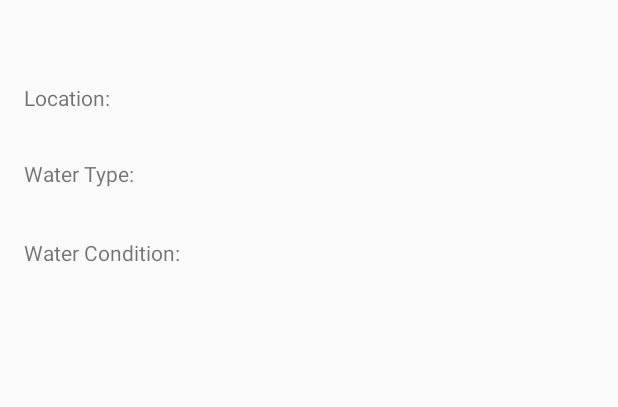
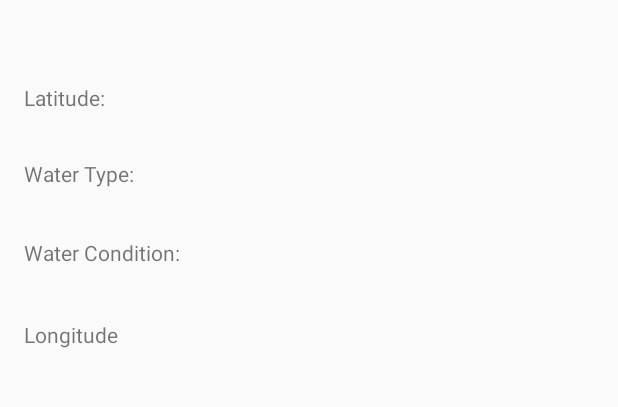
Before and after one commit to OmarB97/TeamHighKey25, an Android app: the UserReportViewSpecific screen opened directly, with no data from a screen before it, on a phone screen of 412 x 824 dp, the part 562-969 px from its top. Run offline under Robolectric (Android 15) with nearby library versions, the phone set to English and light mode, and no system bars; 6 statements that could not run were skipped.

Commit message:
Made UserReportViewSpecific work with new map implementation

```diff
--- a/#Thirsty/app/src/main/java/com/example/user/thirsty/MapsActivity.java
+++ b/#Thirsty/app/src/main/java/com/example/user/thirsty/MapsActivity.java
@@ -44,7 +44,7 @@ public class MapsActivity extends FragmentActivity implements OnMapReadyCallback
     public void onMapReady(GoogleMap googleMap) {
         mMap = googleMap;
         LatLng atlanta = new LatLng(33, -84);
-        mMap.addMarker(new MarkerOptions().position(atlanta).title("Marker in Atlanta"));
+        //mMap.addMarker(new MarkerOptions().position(atlanta).title("Marker in Atlanta"));
         mMap.moveCamera(CameraUpdateFactory.newCameraPosition(ATLANTA));
         Object[] list = WelcomeScreen.activeSourceReportList.printList();
         for (int i = 0; i < list.length; i++) {
--- a/#Thirsty/app/src/main/java/com/example/user/thirsty/UserReportViewSpecific.java
+++ b/#Thirsty/app/src/main/java/com/example/user/thirsty/UserReportViewSpecific.java
@@ -30,7 +30,7 @@ public class UserReportViewSpecific extends AppCompatActivity {
 
         TextView displayLatitude = (TextView) findViewById(R.id.latitude_field);
         String latitude = Float.toString(currentReport.getLatitude());
-        displayLocation.setText(latitude);
+        displayLatitude.setText(latitude);
 
         TextView displayWaterType = (TextView) findViewById(R.id.water_type);
         displayWaterType.setText(currentReport.getWaterType());
--- a/#Thirsty/app/src/main/res/layout/activity_user_report_view_specific.xml
+++ b/#Thirsty/app/src/main/res/layout/activity_user_report_view_specific.xml
@@ -30,7 +30,7 @@
         android:text="@string/waterType"
         android:layout_width="wrap_content"
         android:layout_height="wrap_content"
-        android:layout_below="@+id/textView20"
+        android:layout_below="@+id/textView23"
         android:layout_alignParentStart="true"
         android:layout_marginTop="31dp"
         android:id="@+id/textView21" />
@@ -63,27 +63,45 @@
     <TextView
         android:layout_width="wrap_content"
         android:layout_height="wrap_content"
-        android:id="@+id/location"
+        android:id="@+id/latitude_field"
         android:layout_above="@+id/textView21"
         android:layout_toEndOf="@+id/textView21" />
 
     <TextView
-        android:text="@string/location"
+        android:text="@string/latitude"
         android:layout_width="wrap_content"
         android:layout_height="wrap_content"
-        android:id="@+id/textView20"
+        android:id="@+id/textView23"
         android:layout_centerVertical="true"
         android:layout_alignParentStart="true" />
+
+
 
     <ImageView
         android:layout_width="wrap_content"
         android:layout_height="wrap_content"
         app:srcCompat="@drawable/custom_logo"
-        android:layout_above="@+id/location"
+        android:layout_above="@+id/latitude_field"
         android:layout_marginBottom="55dp"
         android:id="@+id/imageView4"
         android:layout_below="@+id/generated_title"
         android:layout_alignParentEnd="true"
         android:layout_alignParentStart="true" />
 
+    <TextView
+        android:id="@+id/textView15"
+        android:layout_width="wrap_content"
+        android:layout_height="wrap_content"
+        android:layout_alignParentStart="true"
+        android:layout_below="@+id/textView22"
+        android:layout_marginTop="35dp"
+        android:text="Longitude" />
+
+    <TextView
+        android:id="@+id/longitude_field"
+        android:layout_width="wrap_content"
+        android:layout_height="wrap_content"
+        android:layout_alignBottom="@+id/textView15"
+        android:layout_toEndOf="@+id/textView22" />
+
 </RelativeLayout>
```
